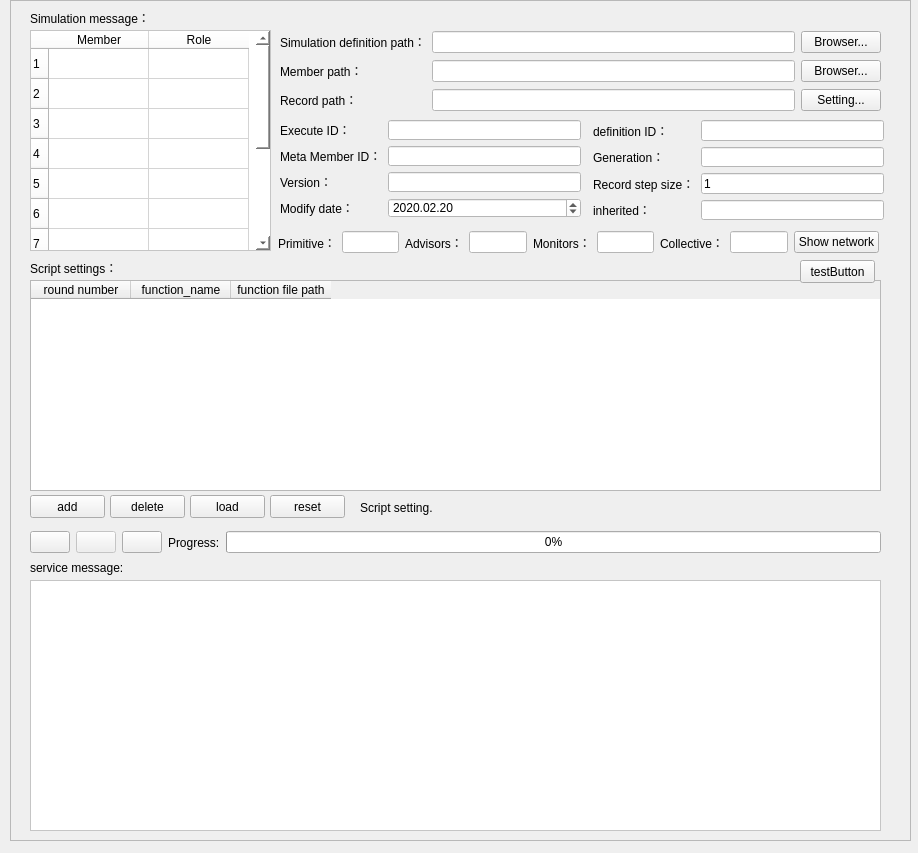
Above: UI/simulation_exe_Form.ui from ANiMA931/execution_tool before the change. Below: the same form after it.
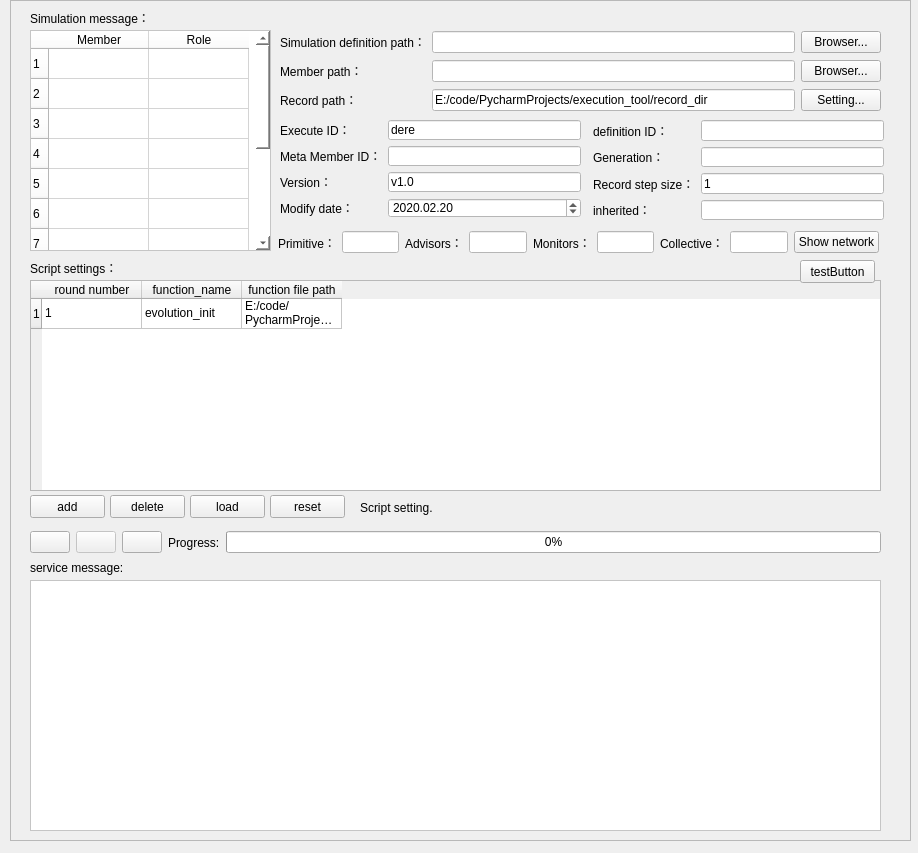
That is the form after the change. Icons and pictures are not drawn.

What changed in the file:
```diff
--- a/UI/simulation_exe_Form.ui
+++ b/UI/simulation_exe_Form.ui
@@ -365,7 +365,7 @@
 </string>
        </property>
        <property name="text">
-        <string/>
+        <string>dere</string>
        </property>
       </widget>
      </item>
@@ -404,7 +404,7 @@
 </string>
        </property>
        <property name="text">
-        <string/>
+        <string>v1.0</string>
        </property>
       </widget>
      </item>
@@ -456,6 +456,11 @@
       <verstretch>0</verstretch>
      </sizepolicy>
     </property>
+    <row>
+     <property name="text">
+      <string>1</string>
+     </property>
+    </row>
     <column>
      <property name="text">
       <string>round number</string>
@@ -471,6 +476,21 @@
       <string>function file path</string>
      </property>
     </column>
+    <item row="0" column="0">
+     <property name="text">
+      <string>1</string>
+     </property>
+    </item>
+    <item row="0" column="1">
+     <property name="text">
+      <string>evolution_init</string>
+     </property>
+    </item>
+    <item row="0" column="2">
+     <property name="text">
+      <string>E:/code/PycharmProjects/execution_tool/external_lib/scripts__.py</string>
+     </property>
+    </item>
    </widget>
    <widget class="QLabel" name="script_setting_label">
     <property name="geometry">
@@ -624,7 +644,7 @@
 </string>
        </property>
        <property name="text">
-        <string/>
+        <string>E:/code/PycharmProjects/execution_tool/record_dir</string>
        </property>
       </widget>
      </item>
```
